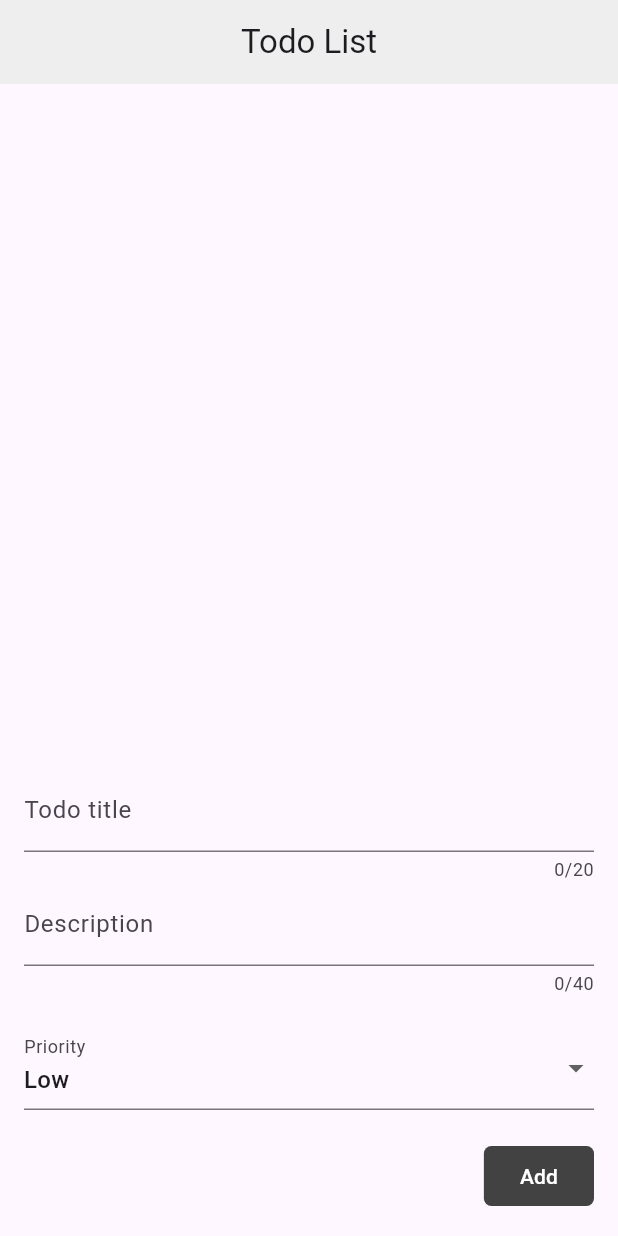
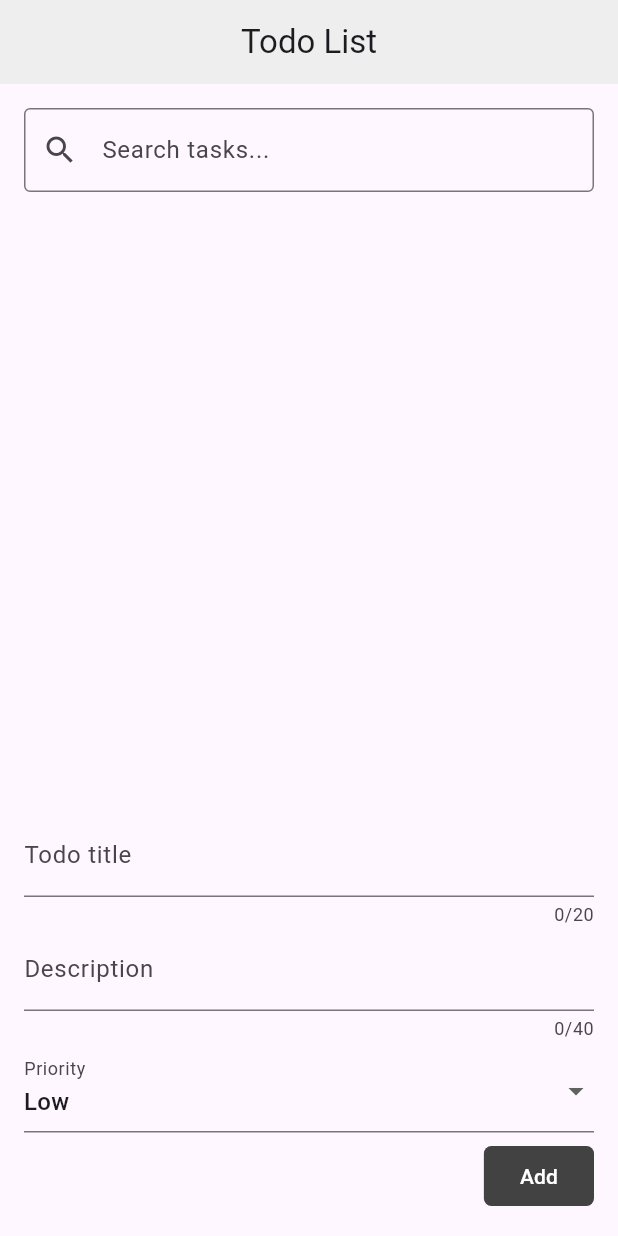
Before and after one commit to MGRUCY/flutter-forms-tutorial-starter-project, a Flutter app: the screen it shows after launch, on a phone screen of 412 x 824 dp. Run offline on Flutter 3.47's test engine with Material 3 defaults, Android fonts, the phone set to English and light mode, and no system bars; our stand-ins replace firebase_core, firebase_messaging, shared_preferences; accounts and stored records are empty.

Commit message:
made a search method for the todos list, just filtering the list into filtererdTodos and outputting the last one

```diff
--- a/lib/home.dart
+++ b/lib/home.dart
@@ -1,8 +1,9 @@
 import 'package:flutter/material.dart';
-import 'package:flutter_forms_files/models/todo.dart';
-import 'package:flutter_forms_files/todo_list.dart';
+import 'models/todo.dart';
+import 'todo_list.dart';
 import 'dart:convert';
 import 'package:shared_preferences/shared_preferences.dart';
+import 'search_bar.dart';
 
 class Home extends StatefulWidget {
   const Home({super.key});
@@ -12,6 +13,9 @@ class Home extends StatefulWidget {
 }
 
 class _HomeState extends State<Home> {
+  List<Todo> todos = [];
+  List<Todo> filteredTodos = [];
+
   Priority _selectedPriority = Priority.low;
   final _formGlobalKey = GlobalKey<FormState>();
   String _title = '';
@@ -34,15 +38,25 @@ class _HomeState extends State<Home> {
     setState(() {
       todos.clear();
       todos.addAll(loadedTodos);
+      filteredTodos = List.from(todos);
     });
   }
-
-  final List<Todo> todos = [];
 
   @override
   void initState() {
     loadTodos();
     super.initState();
+  }
+
+  void searchChanged(String query) {
+    final filtered = todos.where((todo) {
+      final lowerQuery = query.toLowerCase();
+      return todo.title.toLowerCase().contains(lowerQuery);
+    }).toList();
+
+    setState(() {
+      filteredTodos = filtered;
+    });
   }
 
   @override
@@ -57,14 +71,24 @@ class _HomeState extends State<Home> {
         padding: const EdgeInsets.all(16),
         child: Column(
           children: [
-            Expanded(child: TodoList(todos: todos,
+            SearchBars(onChanged: searchChanged),
+            const SizedBox(height: 5),
+            Expanded(
+              child: TodoList(
+                todos: filteredTodos,
                 onDismiss: (index) {
+                 final removedTodo = filteredTodos[index];
                 setState(() {
-              todos.removeAt(index);
+                  todos.remove(removedTodo);
+                  filteredTodos.removeAt(index);
                 });
                 saveTodos(todos);
-            },)),
-            Form(
+                },
+              ),
+            ),
+            const SizedBox(height: 5),
+            SingleChildScrollView(
+              child: Form(
                 key: _formGlobalKey,
                 child: Column(
                   crossAxisAlignment: CrossAxisAlignment.end,
@@ -80,9 +104,7 @@ class _HomeState extends State<Home> {
                         }
                         return null;
                       },
-                    onSaved: (value) {
-                      _title = value!;
-                    },
+                      onSaved: (value) => _title = value!,
                     ),
                     TextFormField(
                       maxLength: 40,
@@ -90,18 +112,16 @@ class _HomeState extends State<Home> {
                         label: Text('Description'),
                       ),
                       validator: (value) {
-                      if (value == null || value.isEmpty || value.length < 5) {
+                        if (value == null ||
+                            value.isEmpty ||
+                            value.length < 5) {
                           return 'Type a description at least 5 letters';
                         }
                         return null;
                       },
-                    onSaved: (value) {
-                      _description = value!;
-                    },
+                      onSaved: (value) => _description = value!,
                     ),
-                  const SizedBox(
-                    height: 20,
-                  ),
+                    const SizedBox(height: 5),
                     DropdownButtonFormField(
                       value: _selectedPriority,
                       decoration: const InputDecoration(
@@ -119,19 +139,17 @@ class _HomeState extends State<Home> {
                         });
                       },
                     ),
-                  const SizedBox(
-                    height: 20,
-                  ),
+                    const SizedBox(height: 5),
                     FilledButton(
                       onPressed: () {
                         if (_formGlobalKey.currentState!.validate()) {
                           _formGlobalKey.currentState!.save();
-
                           setState(() {
                             todos.add(Todo(
                               title: _title,
                               description: _description,
-                              priority: _selectedPriority));
+                              priority: _selectedPriority,
+                            ));
                           });
                           saveTodos(todos);
                           _formGlobalKey.currentState!.reset();
@@ -142,10 +160,12 @@ class _HomeState extends State<Home> {
                         backgroundColor: Colors.grey[800],
                         shape: RoundedRectangleBorder(
                           borderRadius: BorderRadius.circular(5),
-                        )),
+                        ),
+                      ),
                       child: const Text('Add'),
                     ),
                   ],
+                ),
               ),
             ),
           ],
--- a/lib/main.dart
+++ b/lib/main.dart
@@ -45,12 +45,8 @@ class _MyAppState extends State<MyApp> {
         ),
       );
     });
+  }
 
-    // FirebaseMessaging.instance.getToken().then((token) {
-    //   print("FCM Token: $token");
-    // });
-
-  }
   @override
   Widget build(BuildContext context) {
     return MaterialApp(
--- a/lib/models/todo.dart
+++ b/lib/models/todo.dart
@@ -1,4 +1,3 @@
-
 import 'package:flutter/material.dart';
 
 
--- /dev/null
+++ b/lib/search_bar.dart
@@ -0,0 +1,19 @@
+import 'package:flutter/material.dart';
+
+class SearchBars extends StatelessWidget {
+  const SearchBars({super.key, required this.onChanged});
+
+  final Function(String) onChanged;
+
+  @override
+  Widget build(BuildContext context) {
+    return TextField(
+      decoration: const InputDecoration(
+        labelText: 'Search tasks...',
+        border: OutlineInputBorder(),
+        prefixIcon: Icon(Icons.search),
+      ),
+      onChanged: onChanged,
+    );
+  }
+}
```
Lines whose indentation alone changed are shown as unchanged.
